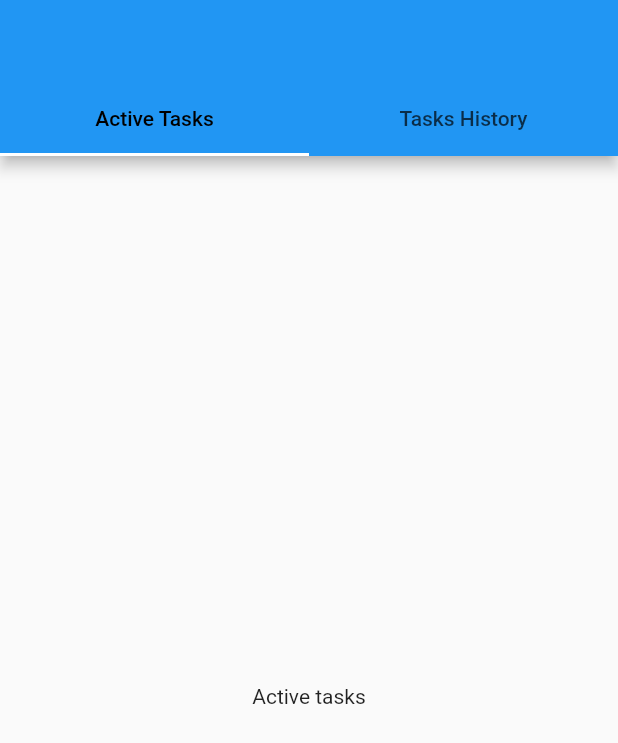
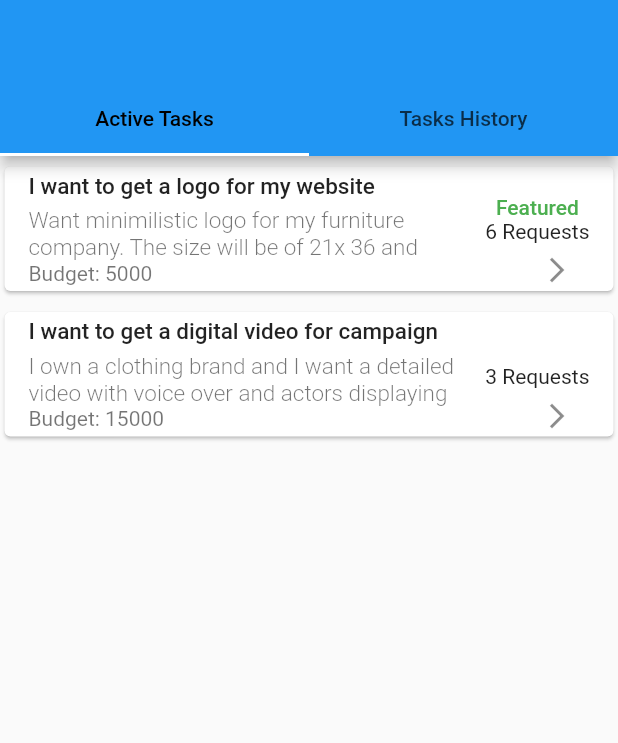
Before and after one commit to areeshak/freelancing-app-fyp, a Flutter app: the screen it shows after launch, on a phone screen of 412 x 824 dp. Shown: the top 743 px of the screen. Run offline on Flutter 3.47's test engine with Material 2 defaults, Android fonts, the light colour scheme and no system bars; our stand-ins replace firebase_auth, firebase_core, fluttertoast, font_awesome_flutter, google_sign_in; accounts and stored records are empty.

Commit message:
Actice tasks ListTile created

```diff
--- /dev/null
+++ b/lib/entities/task.dart
@@ -0,0 +1,20 @@
+class Task {
+  String category;
+  String sub_category;
+  String taskTitle;
+  String taskDesc;
+  int taskBudget;
+  bool featured;
+  int requests_recieved;
+
+  Task(
+      {
+        required this.category,
+        required this.sub_category,
+        required this.taskTitle,
+        required this.taskDesc,
+        required this.taskBudget,
+        required this.requests_recieved,
+        required this.featured
+      });
+}
--- /dev/null
+++ b/lib/views/buyer/active_tasks.dart
@@ -0,0 +1,96 @@
+import 'package:flutter/material.dart';
+import 'package:freelancing_fyp/entities/task.dart';
+
+class ActiveTasks extends StatelessWidget {
+  ActiveTasks({Key? key}) : super(key: key);
+
+  List<Task> activeTasks = [
+    Task(
+      category: "Graphics & Design",
+      sub_category: "Logo Design",
+      taskTitle: "I want to get a logo for my website",
+      taskDesc: "Want minimilistic logo for my furniture company. The size will be of 21x 36 and want dark color theme to be followed",
+      taskBudget: 5000,
+      featured: true,
+      requests_recieved: 6
+    ),
+    Task(
+        category: "Video & Animation",
+        sub_category: "Video Ads & Commercials",
+        taskTitle: "I want to get a digital video for campaign",
+        taskDesc: "I own a clothing brand and I want a detailed video with voice over and actors displaying my products",
+        taskBudget: 15000,
+        featured: false,
+        requests_recieved: 3
+    ),
+  ];
+
+  @override
+  Widget build(BuildContext context) {
+    return Scaffold(
+      body: ListView.builder(
+        itemCount: activeTasks.length,
+        itemBuilder: (context, index) => Card(
+          margin: const EdgeInsets.symmetric(vertical: 7, horizontal: 3),
+          // shape: const RoundedRectangleBorder(
+          //   side: BorderSide(
+          //     color: Colors.grey,
+          //   ),
+          // ),
+          //color: Colors.blueGrey.shade50,
+          child: ListTile(
+            title: Padding(
+              padding: const EdgeInsets.only(bottom: 5),
+              child: Text(
+                maxLines: 2,
+                activeTasks[index].taskTitle,
+                style:
+                const TextStyle(fontSize: 15, fontWeight: FontWeight.w500),
+              ),
+            ),
+            subtitle: Column(
+              crossAxisAlignment: CrossAxisAlignment.start,
+              children: [
+                Text(
+                  activeTasks[index].taskDesc,
+                  maxLines: 2,
+                  style:
+                  const TextStyle(fontSize: 15, fontWeight: FontWeight.w300),
+                ),
+                Text('Budget: ' + activeTasks[index].taskBudget.toString()),
+              ],
+            ),
+            trailing: Column(
+              mainAxisAlignment: MainAxisAlignment.center,
+              children: [
+                activeTasks[index].featured?
+                Text('Featured', style: const TextStyle(color: Colors.green, fontWeight: FontWeight.w500),)
+                    : Text (""),
+                Text(activeTasks[index].requests_recieved.toString() + ' Requests'),
+                Container(
+                  height: 18,
+                  width:10,
+                  child: IconButton(
+                    iconSize: 20,
+                    onPressed: () {
+                      // Navigator.of(context).push(
+                      //   MaterialPageRoute(
+                      //     builder: (context) =>
+                      //         OrderProgressScreen(order: orders[index]),
+                      //   ),
+                      // );
+                    },
+                    icon: const Icon(Icons.arrow_forward_ios),
+                  ),
+                ),
+
+              ],
+            ),
+
+
+          ),
+        ),
+      ),
+    );
+  }
+}
--- a/lib/views/buyer/tasks.dart
+++ b/lib/views/buyer/tasks.dart
@@ -1,5 +1,6 @@
 import 'package:flutter/cupertino.dart';
 import 'package:flutter/material.dart';
+import 'package:freelancing_fyp/views/buyer/active_tasks.dart';
 
 class Tasks extends StatefulWidget {
   const Tasks({Key? key}) : super(key: key);
@@ -24,7 +25,7 @@ class _TasksState extends State<Tasks> {
         ),
         body: TabBarView(
           children: [
-            Center(child: Text('Active tasks')),
+            Center(child: ActiveTasks()),
             Center(child: Text('History of tasks')),
           ],
         ),
```
Also changed, not shown: lib/views/buyer/tasks_history.dart (added).
